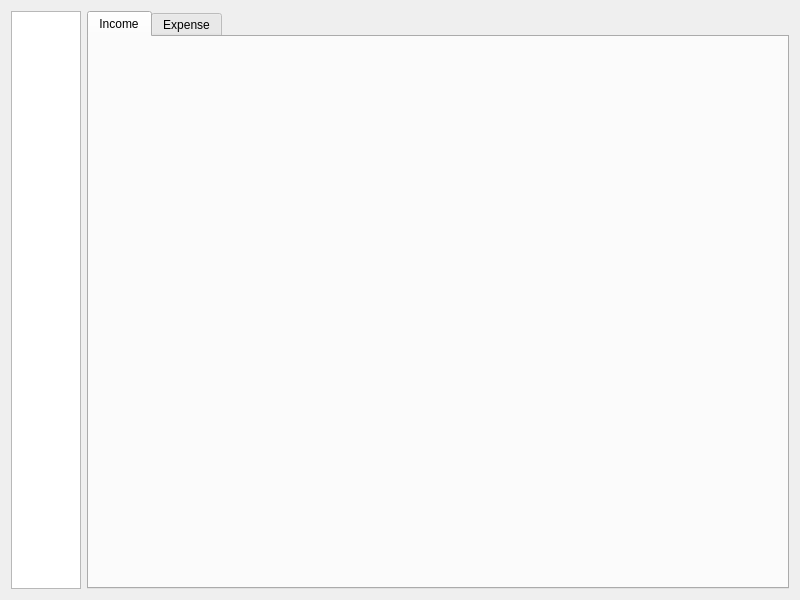
This is src/views/ui_files/reports/attribute_report.ui in JakubFranek/Kapytal as Qt 5 draws it before an edit. The edited form follows.
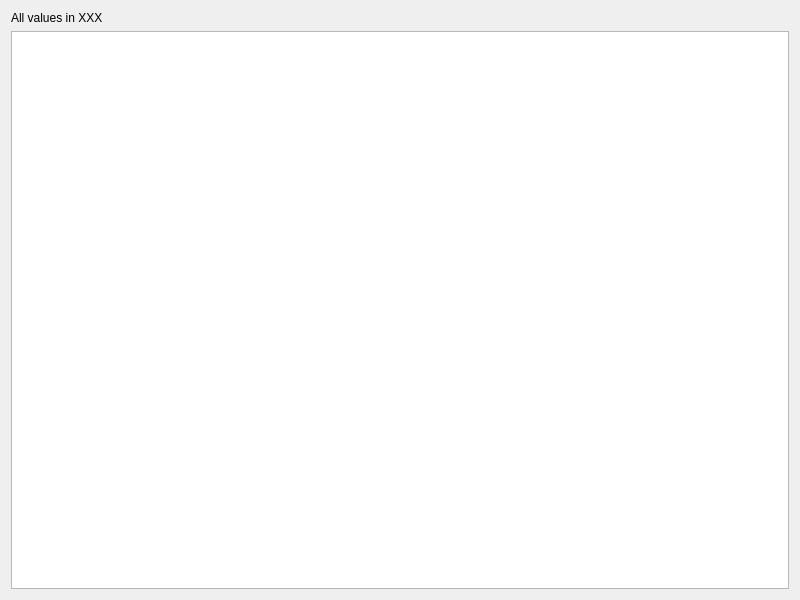
This is the edited form.

Commit message: Remake Category and Attribute reports

Patch:
```diff
--- a/src/views/ui_files/reports/attribute_report.ui
+++ b/src/views/ui_files/reports/attribute_report.ui
@@ -19,42 +19,32 @@
   <property name="locale">
    <locale language="English" country="UnitedKingdom"/>
   </property>
-  <layout class="QHBoxLayout" name="horizontalLayout" stretch="0,1">
+  <layout class="QHBoxLayout" name="horizontalLayout">
    <item>
-    <widget class="QTableView" name="tableView">
-     <property name="sizePolicy">
-      <sizepolicy hsizetype="MinimumExpanding" vsizetype="Expanding">
-       <horstretch>0</horstretch>
-       <verstretch>0</verstretch>
-      </sizepolicy>
+    <widget class="QSplitter" name="splitter">
+     <property name="orientation">
+      <enum>Qt::Horizontal</enum>
      </property>
-     <property name="sizeAdjustPolicy">
-      <enum>QAbstractScrollArea::AdjustToContents</enum>
-     </property>
-     <property name="selectionBehavior">
-      <enum>QAbstractItemView::SelectRows</enum>
-     </property>
-     <attribute name="verticalHeaderVisible">
-      <bool>false</bool>
-     </attribute>
-    </widget>
-   </item>
-   <item>
-    <widget class="QTabWidget" name="tabWidget">
-     <property name="currentIndex">
-      <number>0</number>
-     </property>
-     <widget class="QWidget" name="incomeTab">
-      <attribute name="title">
-       <string>Income</string>
-      </attribute>
-      <layout class="QVBoxLayout" name="incomeTabVerticalLayout"/>
-     </widget>
-     <widget class="QWidget" name="expenseTab">
-      <attribute name="title">
-       <string>Expense</string>
-      </attribute>
-      <layout class="QVBoxLayout" name="expenseTabVerticalLayout"/>
+     <widget class="QWidget" name="verticalLayoutWidget">
+      <layout class="QVBoxLayout" name="verticalLayout">
+       <item>
+        <widget class="QLabel" name="currencyNoteLabel">
+         <property name="text">
+          <string>All values in XXX</string>
+         </property>
+         <property name="alignment">
+          <set>Qt::AlignLeading|Qt::AlignLeft|Qt::AlignVCenter</set>
+         </property>
+        </widget>
+       </item>
+       <item>
+        <widget class="QTableView" name="tableView">
+         <property name="sortingEnabled">
+          <bool>true</bool>
+         </property>
+        </widget>
+       </item>
+      </layout>
      </widget>
     </widget>
    </item>
```
Left out of the diff: 22 changed lines with no effect on the pictures. The commit also changes 28 other files.
